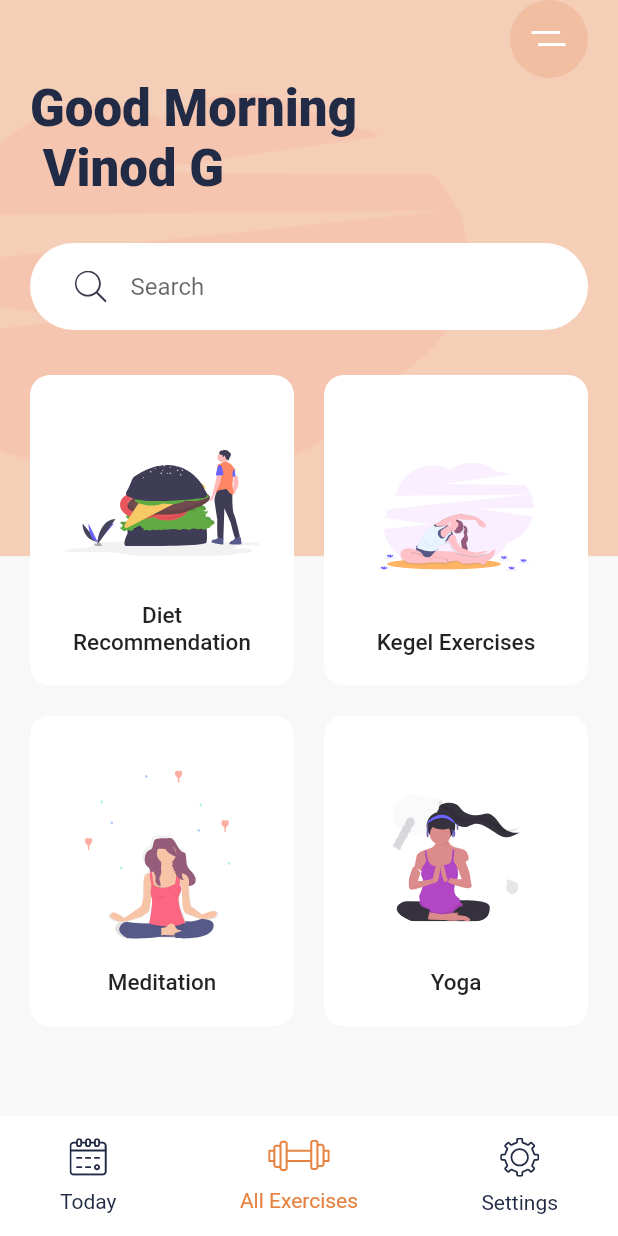
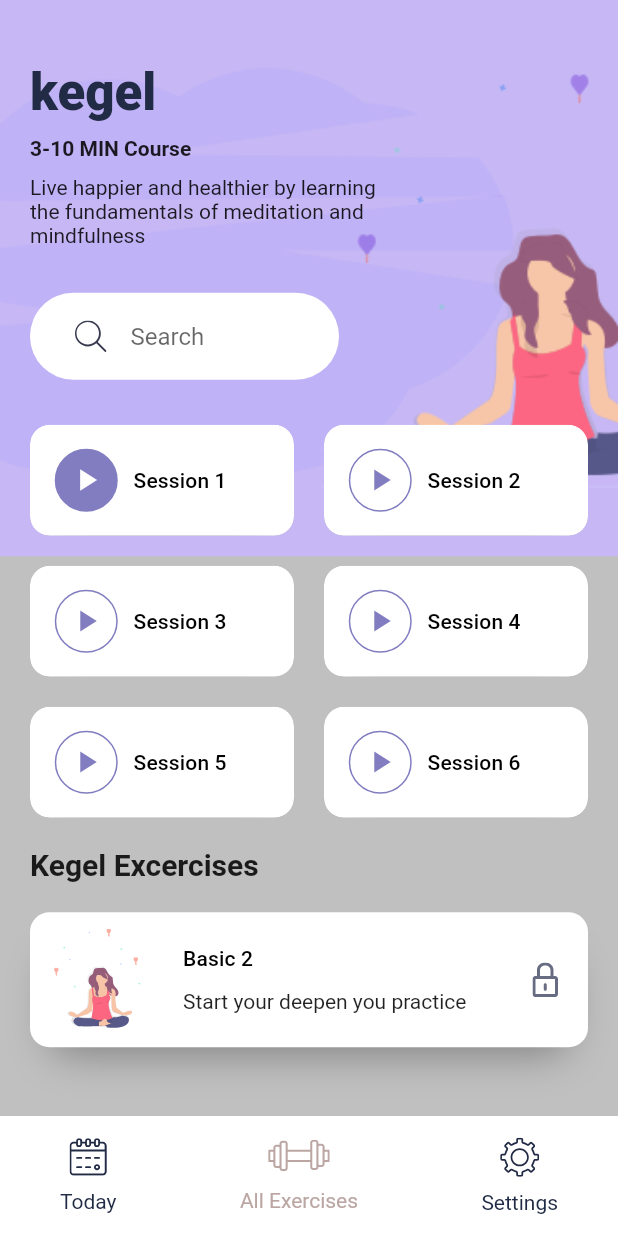
Before and after one commit to v1n0dkumarg/Daily_Workout_UI, a Flutter app: the screen it shows after launch, after a tap on "Kegel Exercises", on a phone screen of 412 x 824 dp. Run offline on Flutter 3.47's test engine with Material 2 defaults, Android fonts, the light colour scheme and no system bars; our stand-ins replace flutter_svg.

Commit message:
updated screens

```diff
--- a/lib/constants.dart
+++ b/lib/constants.dart
@@ -1,8 +1,8 @@
 import 'package:flutter/material.dart';
 
-const kBackgroundColor = Color(0xFFF8F8F8);
-const kActiveIconColor = Color(0xFFE68342);
+const kBackgroundColor = Color(0xFFC0C0C0);
+const kActiveIconColor = Color(0xFFBBA6A3);
 const kTextColor = Color(0xFF222B45);
 const kBlueLightColor = Color(0xFFC7B8F5);
 const kBlueColor = Color(0xFF817DC0);
-const kShadowColor = Color(0xFFE6E6E6);
+const kShadowColor = Color(0xFF808080);
--- a/lib/main.dart
+++ b/lib/main.dart
@@ -1,3 +1,6 @@
+import 'package:daily_workout/screens/diet_screen.dart';
+import 'package:daily_workout/screens/kegel_screen.dart';
+import 'package:daily_workout/screens/yoga_screen.dart';
 import 'package:flutter/material.dart';
 import 'package:flutter_svg/svg.dart';
 import 'package:daily_workout/constants.dart';
@@ -82,12 +85,26 @@
                         CategoryCard(
                           title: "Diet Recommendation",
                           svgSrc: "assets/icons/Hamburger.svg",
-                          press: () {},
+                          press: () {
+                            Navigator.push(
+                              context,
+                              MaterialPageRoute(builder: (context) {
+                                return DietScreen();
+                              }),
+                            );
+                          },
                         ),
                         CategoryCard(
                           title: "Kegel Exercises",
                           svgSrc: "assets/icons/Excrecises.svg",
-                          press: () {},
+                          press: () {
+                            Navigator.push(
+                              context,
+                              MaterialPageRoute(builder: (context) {
+                                return KegelScreen();
+                              }),
+                            );
+                          },
                         ),
                         CategoryCard(
                           title: "Meditation",
@@ -104,7 +121,14 @@
                         CategoryCard(
                           title: "Yoga",
                           svgSrc: "assets/icons/yoga.svg",
-                          press: () {},
+                          press: () {
+                            Navigator.push(
+                              context,
+                              MaterialPageRoute(builder: (context) {
+                                return YogaScreen();
+                              }),
+                            );
+                          },
                         ),
                       ],
                     ),
--- /dev/null
+++ b/lib/screens/kegel_screen.dart
@@ -0,0 +1,217 @@
+import 'package:flutter/material.dart';
+import 'package:flutter_svg/svg.dart';
+import 'package:daily_workout/constants.dart';
+import 'package:daily_workout/widgets/bottom_nav_bar.dart';
+import 'package:daily_workout/widgets/search_bar.dart';
+
+class KegelScreen extends StatelessWidget {
+  @override
+  Widget build(BuildContext context) {
+    var size = MediaQuery.of(context).size;
+    return Scaffold(
+      bottomNavigationBar: BottomNavBar(),
+      body: Stack(
+        children: <Widget>[
+          Container(
+            height: size.height * .45,
+            decoration: BoxDecoration(
+              color: kBlueLightColor,
+              image: DecorationImage(
+                image: AssetImage("assets/images/meditation_bg.png"),
+                fit: BoxFit.fitWidth,
+              ),
+            ),
+          ),
+          SafeArea(
+            child: Padding(
+              padding: const EdgeInsets.symmetric(horizontal: 20),
+              child: SingleChildScrollView(
+                child: Column(
+                  crossAxisAlignment: CrossAxisAlignment.start,
+                  children: <Widget>[
+                    SizedBox(
+                      height: size.height * 0.05,
+                    ),
+                    Text(
+                      "kegel",
+                      style: Theme.of(context)
+                          .textTheme
+                          .display1
+                          .copyWith(fontWeight: FontWeight.w900),
+                    ),
+                    SizedBox(height: 10),
+                    Text(
+                      "3-10 MIN Course",
+                      style: TextStyle(fontWeight: FontWeight.bold),
+                    ),
+                    SizedBox(height: 10),
+                    SizedBox(
+                      width: size.width * .6, // it just take 60% of total width
+                      child: Text(
+                        "Live happier and healthier by learning the fundamentals of meditation and mindfulness",
+                      ),
+                    ),
+                    SizedBox(
+                      width: size.width * .5, // it just take the 50% width
+                      child: SearchBar(),
+                    ),
+                    Wrap(
+                      spacing: 20,
+                      runSpacing: 20,
+                      children: <Widget>[
+                        SeassionCard(
+                          seassionNum: 1,
+                          isDone: true,
+                          press: () {},
+                        ),
+                        SeassionCard(
+                          seassionNum: 2,
+                          press: () {},
+                        ),
+                        SeassionCard(
+                          seassionNum: 3,
+                          press: () {},
+                        ),
+                        SeassionCard(
+                          seassionNum: 4,
+                          press: () {},
+                        ),
+                        SeassionCard(
+                          seassionNum: 5,
+                          press: () {},
+                        ),
+                        SeassionCard(
+                          seassionNum: 6,
+                          press: () {},
+                        ),
+                      ],
+                    ),
+                    SizedBox(height: 20),
+                    Text(
+                      "Kegel Excercises",
+                      style: Theme.of(context)
+                          .textTheme
+                          .title
+                          .copyWith(fontWeight: FontWeight.bold),
+                    ),
+                    Container(
+                      margin: EdgeInsets.symmetric(vertical: 20),
+                      padding: EdgeInsets.all(10),
+                      height: 90,
+                      decoration: BoxDecoration(
+                        color: Colors.white,
+                        borderRadius: BorderRadius.circular(13),
+                        boxShadow: [
+                          BoxShadow(
+                            offset: Offset(0, 17),
+                            blurRadius: 23,
+                            spreadRadius: -13,
+                            color: kShadowColor,
+                          ),
+                        ],
+                      ),
+                      child: Row(
+                        children: <Widget>[
+                          SvgPicture.asset(
+                            "assets/icons/Meditation_women_small.svg",
+                          ),
+                          SizedBox(width: 20),
+                          Expanded(
+                            child: Column(
+                              mainAxisAlignment: MainAxisAlignment.spaceEvenly,
+                              crossAxisAlignment: CrossAxisAlignment.start,
+                              children: <Widget>[
+                                Text(
+                                  "Basic 2",
+                                  style: Theme.of(context).textTheme.subtitle,
+                                ),
+                                Text("Start your deepen you practice")
+                              ],
+                            ),
+                          ),
+                          Padding(
+                            padding: EdgeInsets.all(10),
+                            child: SvgPicture.asset("assets/icons/Lock.svg"),
+                          ),
+                        ],
+                      ),
+                    )
+                  ],
+                ),
+              ),
+            ),
+          ),
+        ],
+      ),
+    );
+  }
+}
+
+class SeassionCard extends StatelessWidget {
+  final int seassionNum;
+  final bool isDone;
+  final Function press;
+  const SeassionCard({
+    Key key,
+    this.seassionNum,
+    this.isDone = false,
+    this.press,
+  }) : super(key: key);
+
+  @override
+  Widget build(BuildContext context) {
+    return LayoutBuilder(builder: (context, constraint) {
+      return ClipRRect(
+        borderRadius: BorderRadius.circular(13),
+        child: Container(
+          width: constraint.maxWidth / 2 -
+              10, // constraint.maxWidth provide us the available with for this widget
+          // padding: EdgeInsets.all(16),
+          decoration: BoxDecoration(
+            color: Colors.white,
+            borderRadius: BorderRadius.circular(13),
+            boxShadow: [
+              BoxShadow(
+                offset: Offset(0, 17),
+                blurRadius: 23,
+                spreadRadius: -13,
+                color: kShadowColor,
+              ),
+            ],
+          ),
+          child: Material(
+            color: Colors.transparent,
+            child: InkWell(
+              onTap: press,
+              child: Padding(
+                padding: const EdgeInsets.all(16.0),
+                child: Row(
+                  children: <Widget>[
+                    Container(
+                      height: 42,
+                      width: 43,
+                      decoration: BoxDecoration(
+                        color: isDone ? kBlueColor : Colors.white,
+                        shape: BoxShape.circle,
+                        border: Border.all(color: kBlueColor),
+                      ),
+                      child: Icon(
+                        Icons.play_arrow,
+                        color: isDone ? Colors.white : kBlueColor,
+                      ),
+                    ),
+                    SizedBox(width: 10),
+                    Text(
+                      "Session $seassionNum",
+                      style: Theme.of(context).textTheme.subtitle,
+                    )
+                  ],
+                ),
+              ),
+            ),
+          ),
+        ),
+      );
+    });
+  }
+}
```
Also changed, not shown: lib/screens/diet_screen.dart (added, +217 -0 lines), lib/screens/yoga_screen.dart (added, +217 -0 lines).
